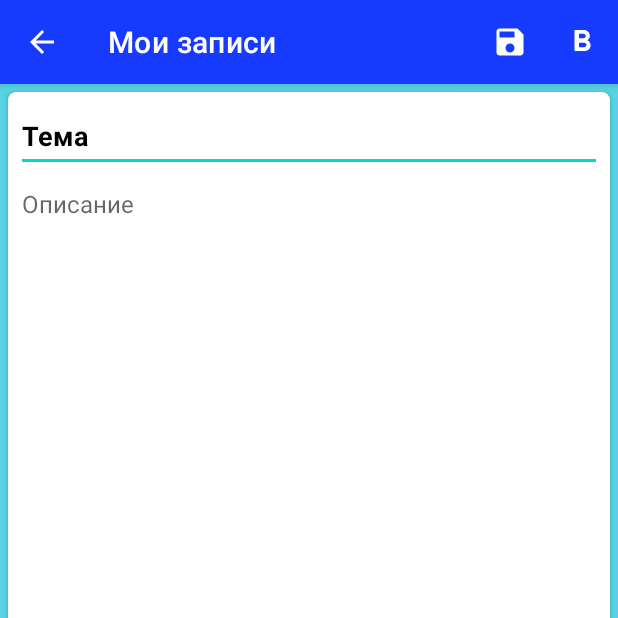
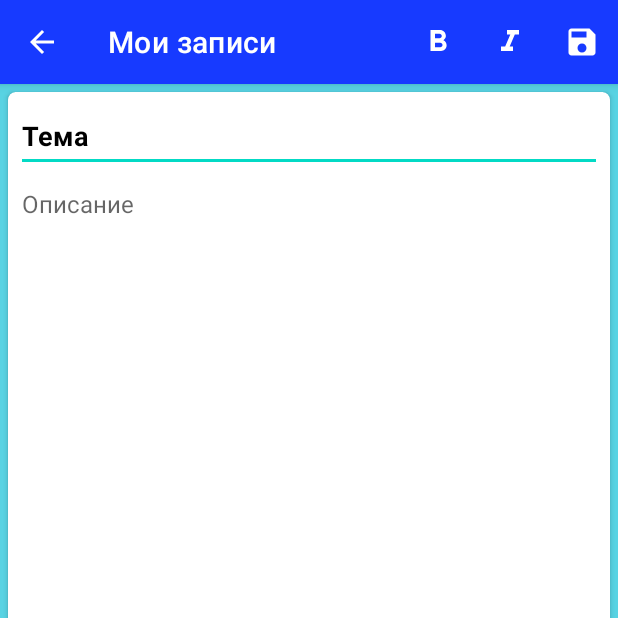
Before and after one commit to Vlad232008/ShoppingList, an Android app: the NewNoteActivity screen opened directly, with no data from a screen before it, on a phone screen of 412 x 824 dp, the top half of it. Run offline under Robolectric (Android 15) with nearby library versions, the phone set to English and light mode, and no system bars.

Commit message:
Добавил курсив на выделенном тексте

```diff
--- /dev/null
+++ b/app/src/main/res/drawable/ic_baseline_format_italic_24.xml
@@ -0,0 +1,10 @@
+<vector xmlns:android="http://schemas.android.com/apk/res/android"
+    android:width="24dp"
+    android:height="24dp"
+    android:viewportWidth="24"
+    android:viewportHeight="24"
+    android:tint="?attr/colorControlNormal">
+  <path
+      android:fillColor="@android:color/white"
+      android:pathData="M10,4v3h2.21l-3.42,8H6v3h8v-3h-2.21l3.42,-8H18V4z"/>
+</vector>
--- a/app/src/main/res/layout/activity_new_note.xml
+++ b/app/src/main/res/layout/activity_new_note.xml
@@ -34,7 +34,7 @@
                 android:inputType="textPersonName"
                 android:minHeight="48dp"
                 android:textColorHint="@color/black"
-                android:textStyle="bold"
+                android:textStyle="normal|bold"
                 app:layout_constraintEnd_toEndOf="parent"
                 app:layout_constraintStart_toStartOf="parent"
                 app:layout_constraintTop_toTopOf="parent" />
--- a/app/src/main/res/menu/new_note_menu.xml
+++ b/app/src/main/res/menu/new_note_menu.xml
@@ -1,17 +1,21 @@
 <?xml version="1.0" encoding="utf-8"?>
 <menu xmlns:android="http://schemas.android.com/apk/res/android"
     xmlns:app="http://schemas.android.com/apk/res-auto">
+    <item
+    android:id="@+id/id_save"
+    android:icon="@drawable/ic_baseline_save_24"
+    android:title="Save"
+    android:orderInCategory="1"
+    app:showAsAction="ifRoom" />
 
     <item
         android:id="@+id/id_bold"
         android:icon="@drawable/ic_baseline_format_bold_24"
         android:title="Bold"
-        android:orderInCategory="2"
         app:showAsAction="ifRoom" />
     <item
-        android:id="@+id/id_save"
-        android:icon="@drawable/ic_baseline_save_24"
-        android:title="Save"
-        android:orderInCategory="1"
+        android:id="@+id/id_italic"
+        android:icon="@drawable/ic_baseline_format_italic_24"
+        android:title="italic"
         app:showAsAction="ifRoom" />
 </menu>
```
Also changed, not shown: app/src/main/java/com/example/shoppinglist/activities/NewNoteActivity.kt (+19 -1 lines).
